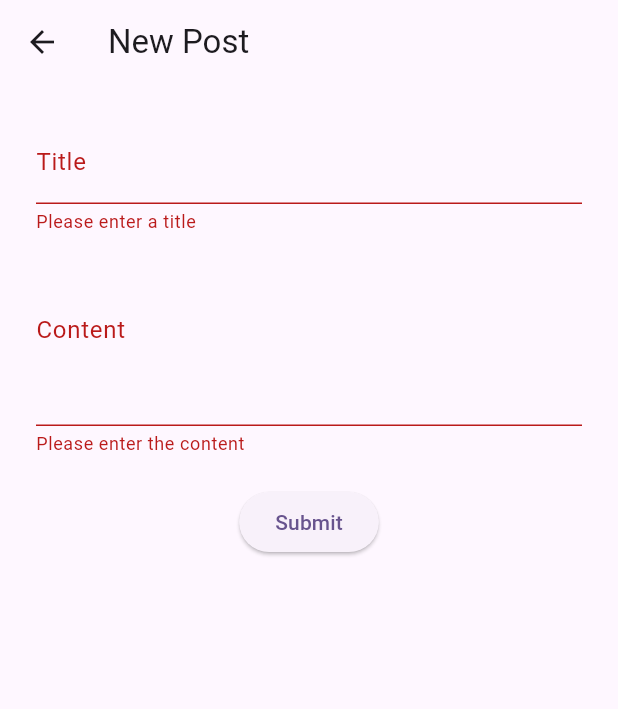
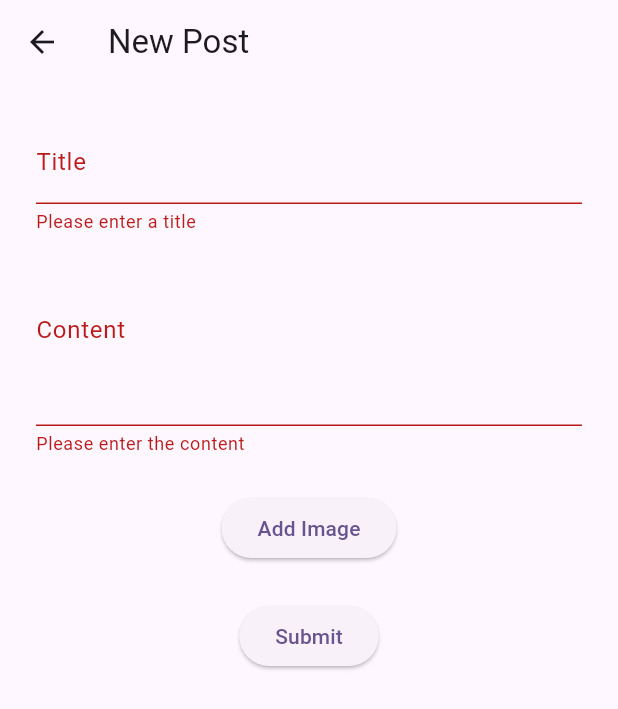
Before and after one commit to 88potatoes/Simple-Flutter-App, a Flutter app: the NewPostPage screen opened directly, after a tap on "Submit", on a phone screen of 412 x 824 dp. Shown: the top 709 px of the screen. Run offline on Flutter 3.47's test engine with Material 3 defaults, Android fonts, the phone set to English and light mode, and no system bars; our stand-ins replace cloud_firestore, firebase_core, firebase_storage, google_fonts, image_picker; accounts and stored records are empty.

Commit message:
Adding images via Firebase Storage
Can now add images.
Needed to add permissions on iOS. Android should be okay out of box. Unsure about windows/mac etc.

```diff
--- a/lib/pages/new_post.dart
+++ b/lib/pages/new_post.dart
@@ -1,5 +1,9 @@
+import 'dart:io';
+
 import 'package:cloud_firestore/cloud_firestore.dart';
+import 'package:firebase_storage/firebase_storage.dart';
 import 'package:flutter/material.dart';
+import 'package:image_picker/image_picker.dart';
 
 class NewPostPage extends StatefulWidget {
   const NewPostPage({super.key});
@@ -14,6 +18,13 @@ class _NewPostPageState extends State<NewPostPage> {
   TextEditingController contentController = TextEditingController();
 
   bool loading = false;
+
+  // Create a storage reference from our app
+  final storageRef = FirebaseStorage.instance.ref();
+  final postsRef = FirebaseStorage.instance.ref().child('posts');
+  final ImagePicker _picker = ImagePicker();
+
+  XFile? image;
 
   @override
   Widget build(BuildContext context) {
@@ -37,7 +48,10 @@ class _NewPostPageState extends State<NewPostPage> {
       ),
       body: Padding(
         padding: const EdgeInsets.all(24.0),
-        child: Form(
+        child: SingleChildScrollView(
+          child: Column(
+            children: [
+              Form(
                 key: _formKey,
                 child: Column(
                   children: [
@@ -71,8 +85,20 @@ class _NewPostPageState extends State<NewPostPage> {
                         return null;
                       },
                     ),
-              const SizedBox(
-                height: 20,
+                    Padding(
+                      padding: const EdgeInsets.all(24.0),
+                      child: image != null
+                          ? Image.file(File(image!.path))
+                          : ElevatedButton(
+                              onPressed: () async {
+                                XFile? pickedImage = await _picker.pickImage(
+                                    source: ImageSource.gallery);
+                                setState(() {
+                                  image = pickedImage;
+                                });
+                              },
+                              child: const Text('Add Image'),
+                            ),
                     ),
                     ElevatedButton(
                       onPressed: () async {
@@ -82,12 +108,29 @@ class _NewPostPageState extends State<NewPostPage> {
                               loading = true;
                             });
 
+                            String? imageUrl = null;
+
+                            if (image != null) {
+                              // Add Image to firebase storage
+                              final imageRef = postsRef.child(
+                                  "${titleController.text} ${DateTime.now()}");
+
+                              File imageFile = File(image!.path);
+
+                              await imageRef.putFile(imageFile);
+
+                              imageUrl = await imageRef.getDownloadURL();
+                            }
+
+                            // Add to firestore
                             CollectionReference posts =
                                 FirebaseFirestore.instance.collection('posts');
 
                             await posts.add({
                               "title": titleController.text,
                               "content": contentController.text,
+                              "imageUrl": imageUrl,
+                              "date": DateTime.now()
                             });
 
                             setState(() {
@@ -102,6 +145,9 @@ class _NewPostPageState extends State<NewPostPage> {
                   ],
                 ),
               ),
+            ],
+          ),
+        ),
       ),
     );
   }
--- a/pubspec.yaml
+++ b/pubspec.yaml
@@ -40,6 +40,8 @@ dependencies:
   provider: ^6.1.2
   firebase_ui_auth: ^1.15.0
   google_fonts: ^6.2.1
+  firebase_storage: ^12.1.1
+  image_picker: ^1.1.2
 
 dev_dependencies:
   flutter_test:
```
Also changed, not shown: lib/pages/feed.dart (+7 -2 lines), pubspec.lock, 7 other files. Lines whose indentation alone changed are shown as unchanged.
